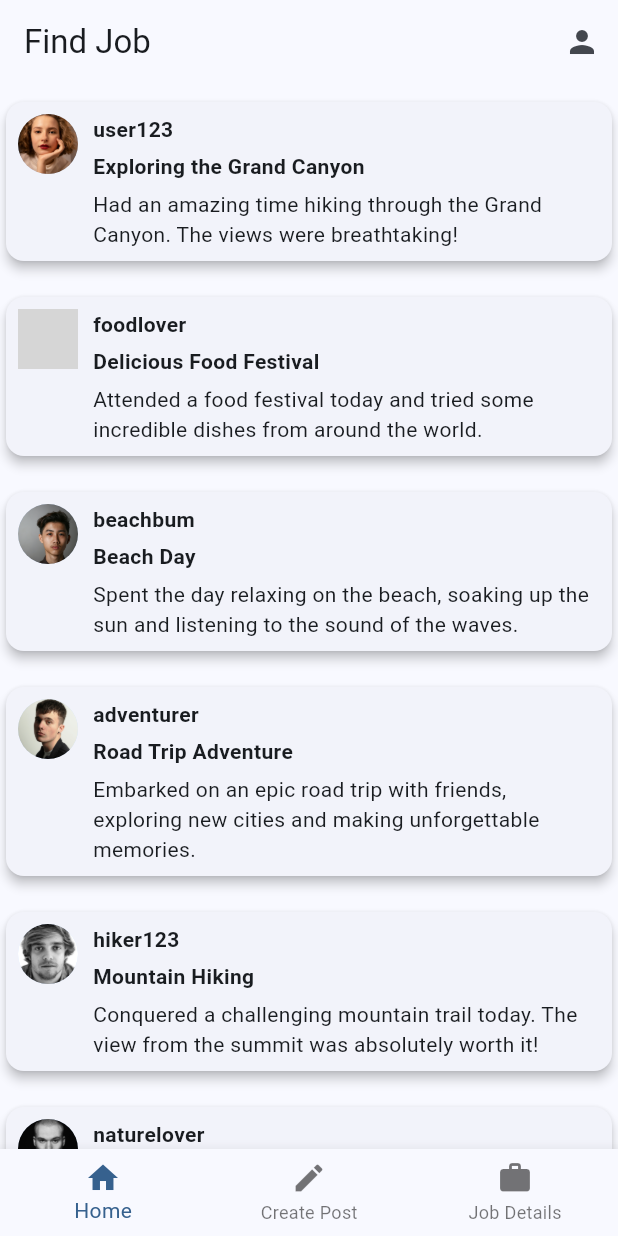
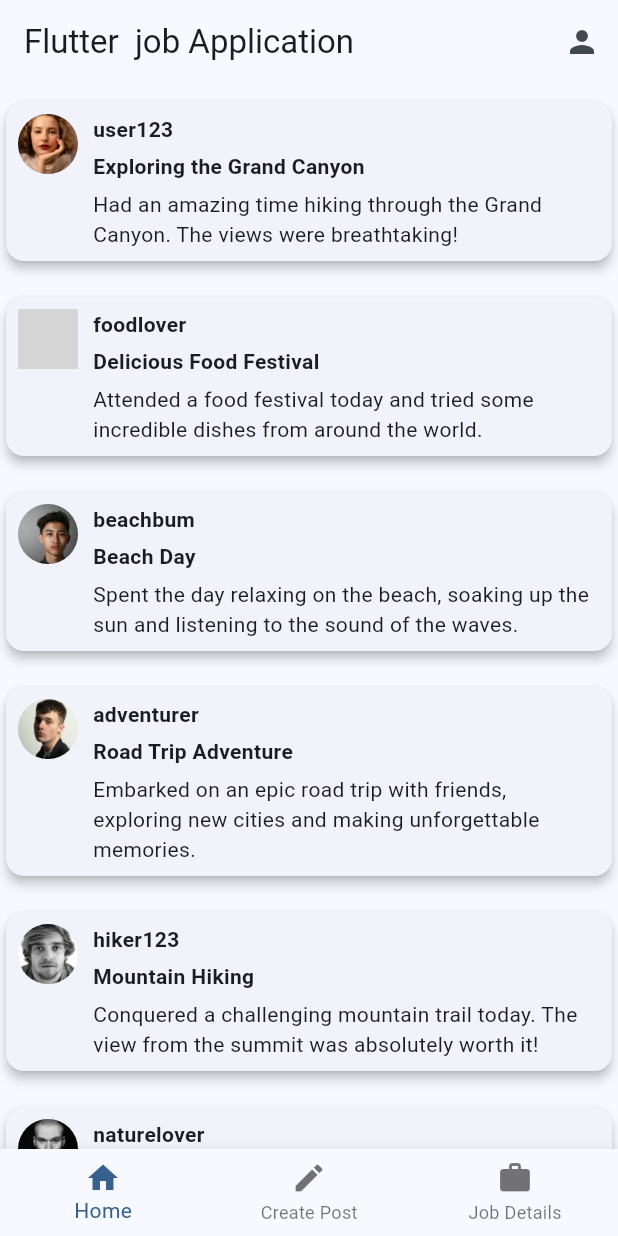
Before and after one commit to sekhar1raja/untitled3, a Flutter app: the screen it shows after launch, on a phone screen of 412 x 824 dp. Run offline on Flutter 3.47's test engine with Material 3 defaults, Android fonts, the light colour scheme and no system bars; grey boxes are pictures that could not be loaded.

Commit message:
Update main

```diff
--- a/Jobs/lib/main.dart
+++ b/Jobs/lib/main.dart
@@ -229,7 +229,7 @@ class _HomeScreenState extends State<HomeScreen> {
   Widget build(BuildContext context) {
     return Scaffold(
       appBar: AppBar(
-        title: const Text('Find Job'),
+        title: const Text('Flutter  job Application'),
         actions: [
           IconButton(
             icon: const Icon(Icons.person),
```
